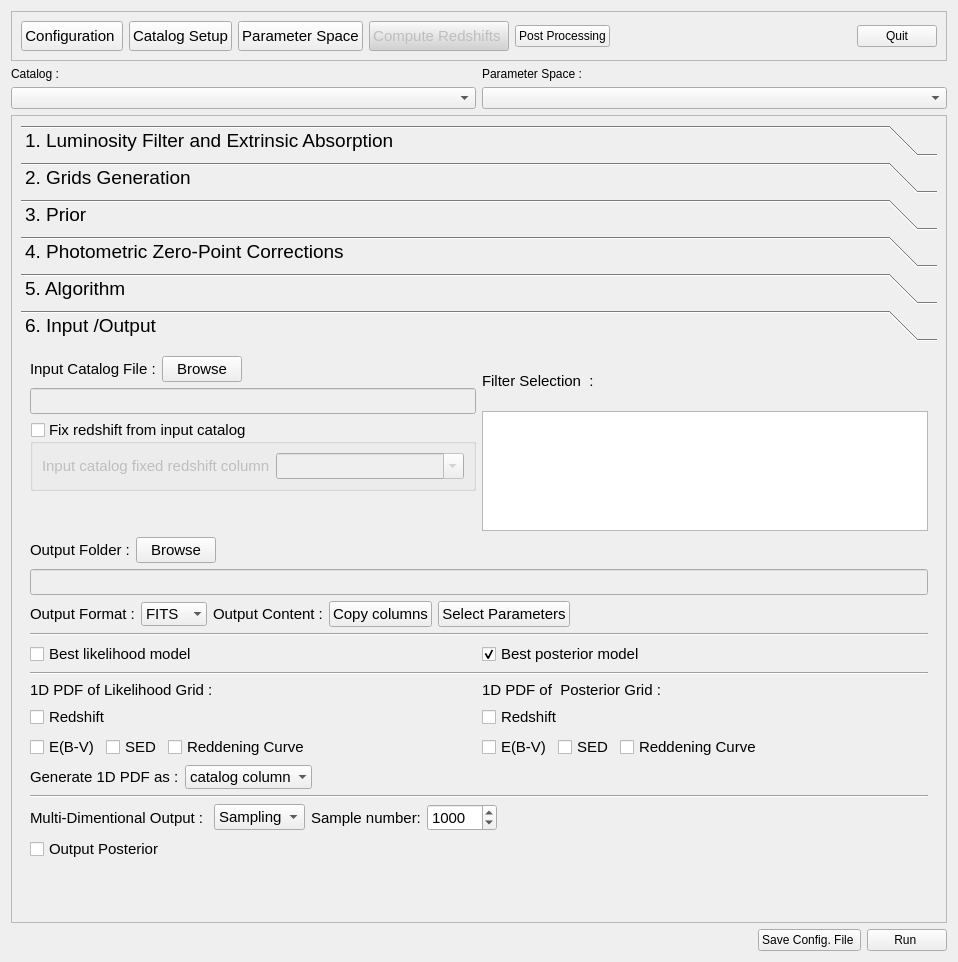
The window that PhzQtUI/auxdir/PhzQtUI/FormAnalysis.ui (astrorama/Phosphoros) describes before a commit, drawn with Qt 5.
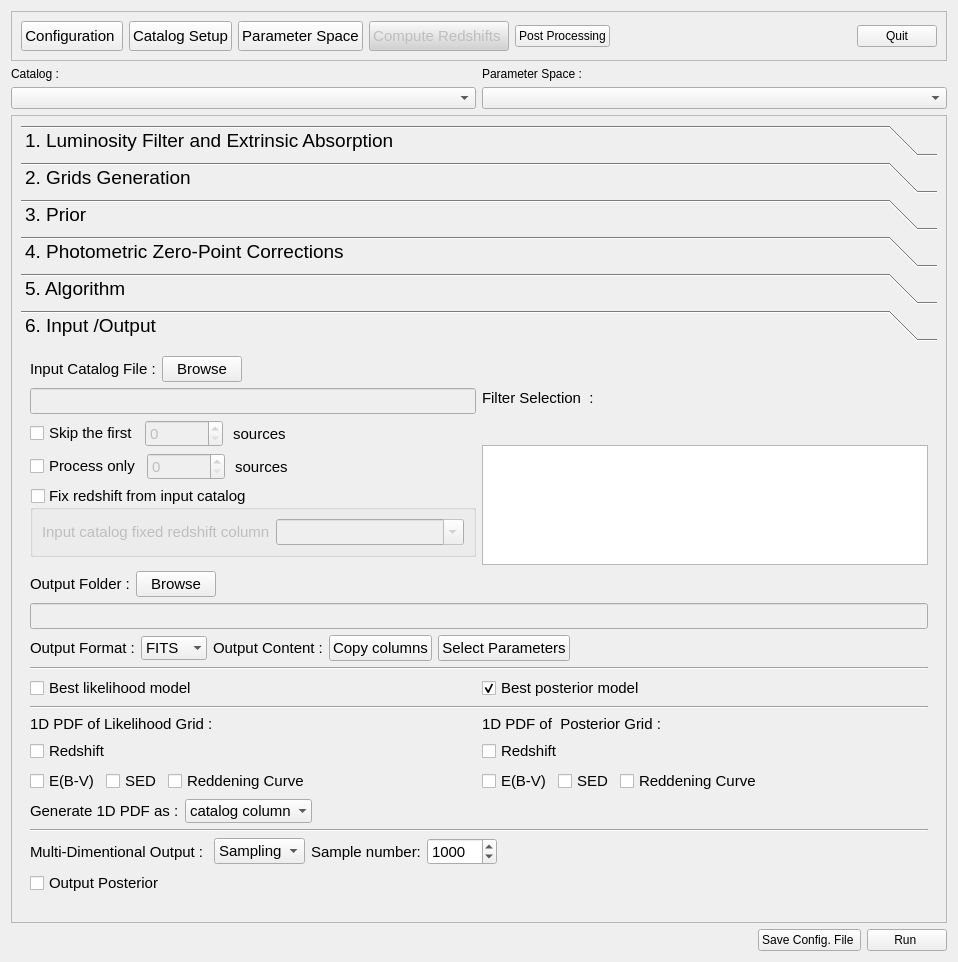
The same window after the commit.

Commit message: Add the possibility of skipping some sources and to do a partial run

```diff
--- a/PhzQtUI/auxdir/PhzQtUI/FormAnalysis.ui
+++ b/PhzQtUI/auxdir/PhzQtUI/FormAnalysis.ui
@@ -1365,7 +1365,7 @@
             <x>0</x>
             <y>0</y>
             <width>916</width>
-            <height>610</height>
+            <height>710</height>
            </rect>
           </property>
           <attribute name="label">
@@ -1431,6 +1431,118 @@
                  </property>
                 </widget>
                </item>
+               <item>
+                <layout class="QHBoxLayout" name="horizontalLayout_36">
+                 <item>
+                  <widget class="QCheckBox" name="cb_skip">
+                   <property name="font">
+                    <font>
+                     <pointsize>11</pointsize>
+                    </font>
+                   </property>
+                   <property name="text">
+                    <string>Skip the first</string>
+                   </property>
+                  </widget>
+                 </item>
+                 <item>
+                  <widget class="QSpinBox" name="sb_skip">
+                   <property name="enabled">
+                    <bool>false</bool>
+                   </property>
+                   <property name="font">
+                    <font>
+                     <pointsize>11</pointsize>
+                    </font>
+                   </property>
+                   <property name="maximum">
+                    <number>1000000</number>
+                   </property>
+                  </widget>
+                 </item>
+                 <item>
+                  <widget class="QLabel" name="label_32">
+                   <property name="font">
+                    <font>
+                     <pointsize>11</pointsize>
+                    </font>
+                   </property>
+                   <property name="text">
+                    <string> sources</string>
+                   </property>
+                  </widget>
+                 </item>
+                 <item>
+                  <spacer name="horizontalSpacer_26">
+                   <property name="orientation">
+                    <enum>Qt::Horizontal</enum>
+                   </property>
+                   <property name="sizeHint" stdset="0">
+                    <size>
+                     <width>40</width>
+                     <height>20</height>
+                    </size>
+                   </property>
+                  </spacer>
+                 </item>
+                </layout>
+               </item>
+               <item>
+                <layout class="QHBoxLayout" name="horizontalLayout_37">
+                 <item>
+                  <widget class="QCheckBox" name="cb_process_limit">
+                   <property name="font">
+                    <font>
+                     <pointsize>11</pointsize>
+                    </font>
+                   </property>
+                   <property name="text">
+                    <string>Process only</string>
+                   </property>
+                  </widget>
+                 </item>
+                 <item>
+                  <widget class="QSpinBox" name="sb_process_limit">
+                   <property name="enabled">
+                    <bool>false</bool>
+                   </property>
+                   <property name="font">
+                    <font>
+                     <pointsize>11</pointsize>
+                    </font>
+                   </property>
+                   <property name="maximum">
+                    <number>1000000</number>
+                   </property>
+                  </widget>
+                 </item>
+                 <item>
+                  <widget class="QLabel" name="label_33">
+                   <property name="font">
+                    <font>
+                     <pointsize>11</pointsize>
+                    </font>
+                   </property>
+                   <property name="text">
+                    <string> sources</string>
+                   </property>
+                  </widget>
+                 </item>
+                 <item>
+                  <spacer name="horizontalSpacer_27">
+                   <property name="orientation">
+                    <enum>Qt::Horizontal</enum>
+                   </property>
+                   <property name="sizeHint" stdset="0">
+                    <size>
+                     <width>40</width>
+                     <height>20</height>
+                    </size>
+                   </property>
+                  </spacer>
+                 </item>
+                </layout>
+               </item>
                <item>
                 <widget class="QGroupBox" name="gb_fix_z">
                  <property name="font">
```
The commit also changes 2 other files.
